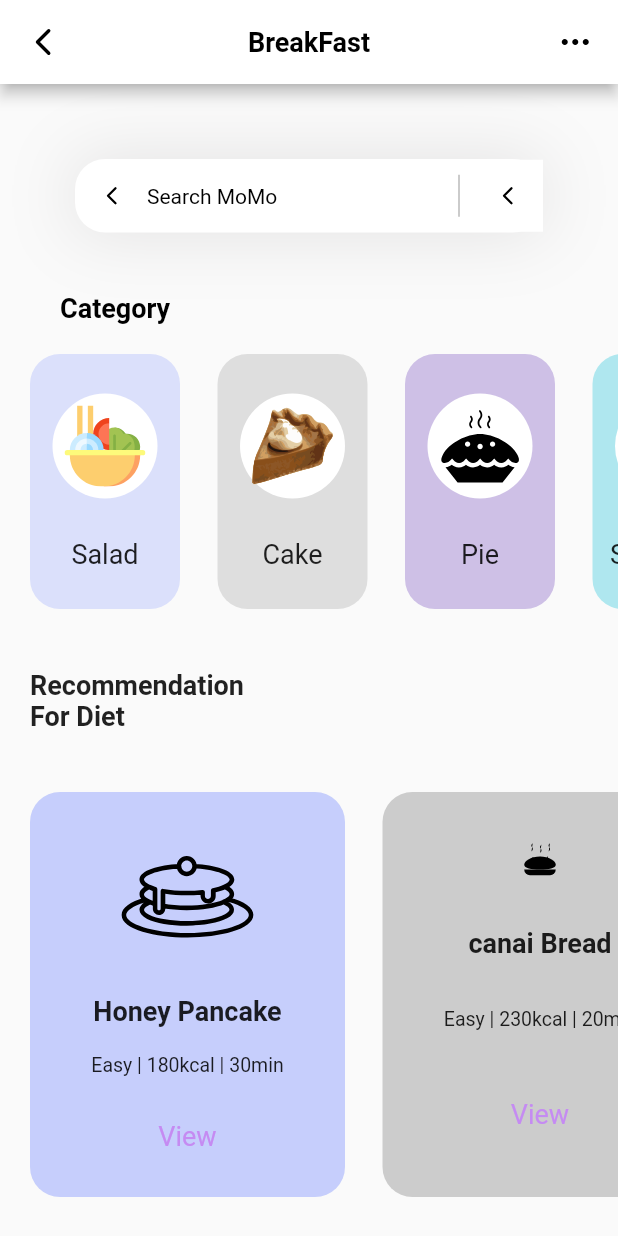
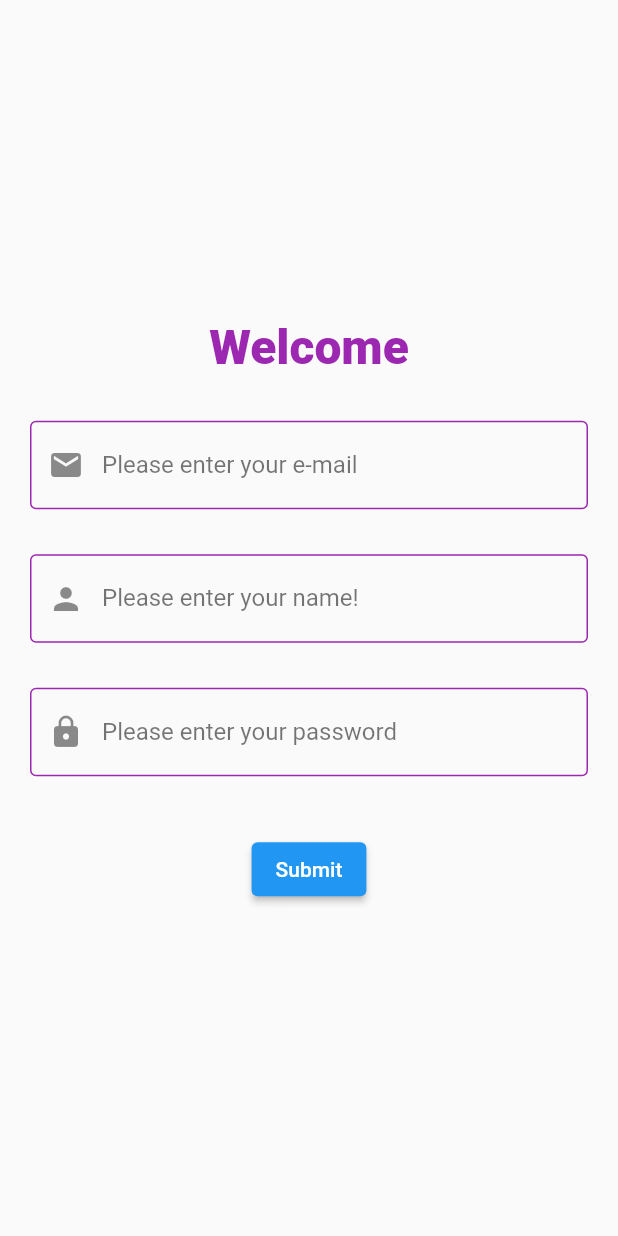
Before and after one commit to YojalKarki/testing, a Flutter app: the screen it shows after launch, on a phone screen of 412 x 824 dp. Run offline on Flutter 3.47's test engine with Material 2 defaults, Android fonts, the phone set to English and light mode, and no system bars; our stand-ins replace flutter_svg.

Commit message:
third commit

```diff
--- a/testing/lib/main.dart
+++ b/testing/lib/main.dart
@@ -1,5 +1,7 @@
 import 'package:flutter/material.dart';
-import 'package:testing/pages/home_page.dart';
+import 'package:provider/provider.dart';
+import 'package:testing/pages/user.dart';
+import 'package:testing/routes/routes.dart';
 
 void main() {
   runApp(const MyApp());
@@ -11,9 +13,19 @@ class MyApp extends StatelessWidget {
   // This widget is the root of your application.
   @override
   Widget build(BuildContext context) {
-    return  const MaterialApp(
-      debugShowCheckedModeBanner: false,
-      home: HomePage(),
+    return MultiProvider(
+      providers: [
+        ChangeNotifierProvider(
+          create: (context) => User(),
+        ),
+      ],
+      builder: (context, child) {
+        return MaterialApp(
+          debugShowCheckedModeBanner: false,
+          initialRoute: RouteManager.loginPage,
+          onGenerateRoute: RouteManager.generateRoute,
+        );
+      },
     );
   }
 }
--- a/testing/lib/pages/home_page.dart
+++ b/testing/lib/pages/home_page.dart
@@ -1,9 +1,12 @@
 import 'package:flutter/material.dart';
 import 'package:flutter_svg/flutter_svg.dart';
+import 'package:provider/provider.dart';
 import 'package:testing/models/recommendation_diet.dart';
-
+import 'package:testing/pages/search.dart';
+import 'package:testing/pages/user.dart';
 import '../models/category_model.dart';
 import '../models/popular_model.dart';
+import '../routes/routes.dart';
 
 class HomePage extends StatefulWidget {
   const HomePage({super.key});
@@ -77,7 +80,8 @@ class _HomePageState extends State<HomePage> {
                 ),
                 ListView.separated(
                   shrinkWrap: true,
-                  separatorBuilder: (context, index) => const SizedBox(
+                  separatorBuilder: (context, index) =>
+                  const SizedBox(
                     height: 25,
                   ),
                   padding: const EdgeInsets.only(
@@ -97,7 +101,8 @@ class _HomePageState extends State<HomePage> {
                             offset: Offset(0, 10),
                             blurRadius: 40,
                             spreadRadius: 0,
-                            ),],),
+                          ),
+                        ],),
                       child: Row(
                         mainAxisAlignment: MainAxisAlignment.start,
                         crossAxisAlignment: CrossAxisAlignment.center,
@@ -140,7 +145,6 @@ class _HomePageState extends State<HomePage> {
                         ],
                       ),
                     );
-
                   },
                 ),
               ],
@@ -192,7 +196,8 @@ class _HomePageState extends State<HomePage> {
                       ),
                     ),
                     Text(
-                      '${diets[index].level} | ${diets[index].calories} | ${diets[index].duration}',
+                      '${diets[index].level} | ${diets[index]
+                          .calories} | ${diets[index].duration}',
                       style: const TextStyle(
                         fontWeight: FontWeight.w400,
                         fontSize: 13,
@@ -227,7 +232,8 @@ class _HomePageState extends State<HomePage> {
                 ),
               );
             },
-            separatorBuilder: (context, index) => const SizedBox(
+            separatorBuilder: (context, index) =>
+            const SizedBox(
               width: 25,
             ),
             itemCount: diets.length,
@@ -317,6 +323,9 @@ class _HomePageState extends State<HomePage> {
         )
       ]),
       child: TextField(
+        onTap:  () {
+          showSearch(context: context, delegate: SearchFood());
+        },
         decoration: InputDecoration(
             filled: true,
             fillColor: Colors.white,
@@ -360,17 +369,22 @@ class _HomePageState extends State<HomePage> {
   AppBar appBar() {
     return AppBar(
       centerTitle: true,
-      title: const Text(
-        'BreakFast',
+      title: Consumer<User>(
+        builder: (BuildContext context, User value, Widget? child) { return Text(
+          'Welcome ${value.username}',
           style: TextStyle(
             color: Colors.black,
             fontWeight: FontWeight.bold,
             fontSize: 18,
           ),
+        );},
+
       ),
       backgroundColor: Colors.white,
-      leading: GestureDetector(
-        onTap: () {},
+      leading:GestureDetector(
+        onTap: () {
+          Navigator.of(context).pushNamed(RouteManager.loginPage);
+        },
         child: Container(
             margin: const EdgeInsets.all(10),
             decoration: BoxDecoration(
@@ -378,6 +392,7 @@ class _HomePageState extends State<HomePage> {
             child:
             SvgPicture.asset('assets/icons/arrow-left-5-svgrepo-com.svg')),
       ),
+
     actions: [
     GestureDetector(
     onTap: () {},
@@ -391,7 +406,8 @@ class _HomePageState extends State<HomePage> {
     'assets/icons/dots-3-horizontal-svgrepo-com.svg'),
     ),
     ),
-      ],
+    ]
+    ,
     );
   }
 }
--- /dev/null
+++ b/testing/lib/pages/login.dart
@@ -0,0 +1,173 @@
+
+import 'package:flutter/material.dart';
+import 'package:provider/provider.dart';
+import 'package:testing/pages/user.dart';
+import 'package:testing/routes/routes.dart';
+
+class MyApp extends StatelessWidget {
+  const MyApp({super.key});
+
+  @override
+  Widget build(BuildContext context) {
+    return const MaterialApp(
+      home: LoginPage(),
+    );
+  }
+}
+
+class LoginPage extends StatefulWidget {
+  const LoginPage({super.key});
+
+  @override
+  State<LoginPage> createState() => _MainPageState();
+}
+
+class _MainPageState extends State<LoginPage> {
+  final _formField = GlobalKey<FormState>();
+  TextEditingController emailController = TextEditingController();
+  TextEditingController nameController = TextEditingController();
+  TextEditingController passwordController = TextEditingController();
+  bool passToggle = true;
+
+
+  @override
+  void initState() {
+    super.initState();
+  }
+
+  @override
+  void dispose() {
+    emailController.dispose();
+    nameController.dispose();
+    passwordController.dispose();
+    super.dispose();
+  }
+
+  @override
+  Widget build(BuildContext context) {
+    return Scaffold(
+      body: Center(
+        child: Padding(
+          padding: const EdgeInsets.all(20),
+          child: Form(
+            key: _formField,
+            child: Column(mainAxisAlignment: MainAxisAlignment.center, children: [
+              Text(
+                'Welcome',
+                style: TextStyle(
+                  fontSize: 32,
+                  fontWeight: FontWeight.w800,
+                  color: Colors.purple
+                ),
+              ),
+              const SizedBox(
+                height: 30,
+              ),
+              AppTextField(
+                controller: emailController,
+                hint: 'Please enter your e-mail',
+                keyboardType: TextInputType.emailAddress,
+                icons: Icon(Icons.email),
+                validator: (value) {
+                  bool emailValid = RegExp(r"^[a-zA-Z0-9.a-zA-Z0-9.!#$%&'*+-/=?^_`{|}~]+@[a-zA-Z0-9]+\[a-zA-Z]+").hasMatch(value!);
+                  if(value.isEmpty) {
+                    return "Enter Email";
+                  }
+
+                  else if(!emailValid){
+                    return "Enter Valid email";
+                  }
+                },
+              ),
+              const SizedBox(
+                height: 30,
+              ),
+              AppTextField(
+                controller: nameController,
+                hint: 'Please enter your name!',
+                keyboardType: TextInputType.text, icons: const Icon(Icons.person),
+                validator: (value) {
+                  if(nameController.text.isEmpty) {
+                    return "Please Enter your name";
+                  }
+                },
+
+              ),
+              const SizedBox(
+                height: 30,
+              ),
+              AppTextField(
+                controller: passwordController,
+                hint: 'Please enter your password',
+                keyboardType: TextInputType.visiblePassword, icons: Icon(Icons.lock),
+                validator: (value) {
+                  if(value.isEmpty) {
+                    return "Enter email";
+                  }
+                  else if(passwordController.text.length < 8) {
+                    return "Password must be more than 8 characters";
+                  }
+                },
+
+              ),
+              const SizedBox(
+                height: 30,
+              ),
+              Padding(
+                padding: const EdgeInsets.all(8.0),
+                child: ElevatedButton(
+                  onPressed: () {
+                    context.read<User>().username = nameController.text;
+                    Navigator.of(context).pushNamed(RouteManager.homePage);
+                    if(_formField.currentState!.validate()) {
+                      emailController.clear();
+                      passwordController.clear();
+                      nameController.clear();
+                    }
+                  },
+                  child: const Text('Submit'),
+                ),
+              ),
+            ]),
+          ),
+        ),
+      ),
+    );
+  }
+}
+
+class AppTextField extends StatelessWidget {
+  const AppTextField(
+      {super.key,
+      required this.controller,
+      required this.hint,
+      required this.keyboardType, required this.icons, required this.validator});
+
+  final TextEditingController controller;
+  final String hint;
+  final TextInputType keyboardType;
+  final Icon icons;
+  final FormFieldValidator validator;
+
+  @override
+  Widget build(BuildContext context) {
+    return TextFormField(
+      validator: validator,
+      controller: controller,
+      //obscureText: true,
+      keyboardType: keyboardType,
+      decoration: InputDecoration(
+        prefixIcon: icons,
+        focusedBorder: const OutlineInputBorder(
+          borderSide: BorderSide(color: Colors.black54),
+        ),
+        enabledBorder: const OutlineInputBorder(
+          borderSide: BorderSide(color: Colors.purple),
+        ),
+        border: const OutlineInputBorder(),
+        labelText: hint,
+        labelStyle: const TextStyle(color: Colors.black54),
+      ),
+    );
+  }
+}
--- /dev/null
+++ b/testing/lib/pages/user.dart
@@ -0,0 +1,12 @@
+import 'package:flutter/material.dart';
+
+class User with ChangeNotifier {
+ String _username = '';
+
+ String get username => _username;
+
+ set username(String username) {
+   _username = username;
+   notifyListeners();
+ }
+}
--- /dev/null
+++ b/testing/lib/routes/routes.dart
@@ -0,0 +1,24 @@
+import 'package:flutter/material.dart';
+import 'package:testing/pages/home_page.dart';
+import 'package:testing/pages/login.dart';
+
+class RouteManager {
+static const String loginPage = '/';
+static const String homePage = '/homePage';
+
+
+static Route<dynamic> generateRoute(RouteSettings settings) {
+switch(settings.name) {
+  case loginPage:
+    return MaterialPageRoute(builder: (context) => LoginPage()
+    );
+  case homePage:
+    return MaterialPageRoute(builder: (context) => HomePage()
+    );
+
+  default:
+    throw const FormatException('Login Failed! try Again');
+
+}
+}
+}
--- a/testing/pubspec.yaml
+++ b/testing/pubspec.yaml
@@ -37,6 +37,8 @@ dependencies:
   cupertino_icons: ^1.0.2
   google_fonts: ^6.0.0
   flutter_svg: ^2.0.7
+  provider: ^6.0.5
+
 
 dev_dependencies:
   flutter_test:
```
Also changed, not shown: testing/lib/pages/search.dart (added, +41 -0 lines), testing/pubspec.lock. Lines whose indentation alone changed are shown as unchanged.
